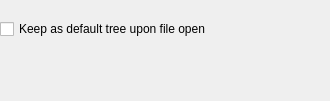
This is src/qt-widgets/ReconstructionLayerOptionsWidgetUi.ui in GPlates/GPlates as Qt 5 draws it before an edit. The edited form follows.
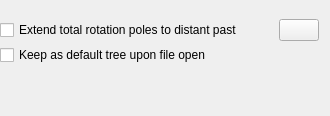
This is the edited form. Icons and pictures are not drawn.

Commit message: (trunk) Replaced source:/gplates/trunk using source:/gplates/branches/reconstruction-tree-2019-oct-28@19237 incorporating log:/gplates/branches/reconstruction-tree-2019-oct-28@19211:19237

```diff
--- a/src/qt-widgets/ReconstructionLayerOptionsWidgetUi.ui
+++ b/src/qt-widgets/ReconstructionLayerOptionsWidgetUi.ui
@@ -7,7 +7,7 @@
     <x>0</x>
     <y>0</y>
     <width>330</width>
-    <height>101</height>
+    <height>116</height>
    </rect>
   </property>
   <property name="windowTitle">
@@ -26,6 +26,44 @@
    <item>
     <widget class="QWidget" name="merge_reconstruction_tree_layers_placeholder_widget" native="true"/>
    </item>
+   <item>
+    <layout class="QHBoxLayout" name="extend_total_reconstruction_poles_to_distant_past_layout">
+     <property name="spacing">
+      <number>3</number>
+     </property>
+     <item>
+      <widget class="QCheckBox" name="extend_total_reconstruction_poles_to_distant_past_check_box">
+       <property name="text">
+        <string>Extend total rotation poles to distant past</string>
+       </property>
+      </widget>
+     </item>
+     <item>
+      <spacer name="horizontalSpacer_4">
+       <property name="orientation">
+        <enum>Qt::Horizontal</enum>
+       </property>
+       <property name="sizeHint" stdset="0">
+        <size>
+         <width>40</width>
+         <height>20</height>
+        </size>
+       </property>
+      </spacer>
+     </item>
+     <item>
+      <widget class="QPushButton" name="push_button_help_extend_total_reconstruction_poles_to_distant_past">
+       <property name="text">
+        <string/>
+       </property>
+       <property name="icon">
+        <iconset resource="../qt-resources/qt_widgets.qrc">
+         <normaloff>:/human_help_browser_16.png</normaloff>:/human_help_browser_16.png</iconset>
+       </property>
+      </widget>
+     </item>
+    </layout>
+   </item>
    <item>
     <widget class="QCheckBox" name="keep_as_default_checkbox">
      <property name="text">
```
The commit also changes 80 other files.
